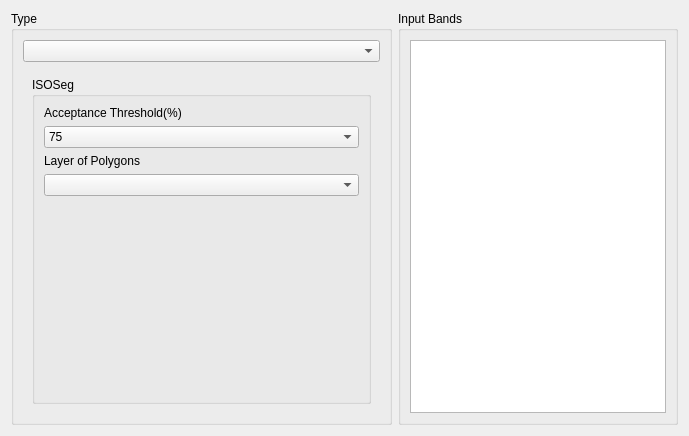
claudiobogossian/terralib5, file src/terralib/qt/widgets/rp/ui/ClassifierWizardPageForm.ui: the form before one commit.
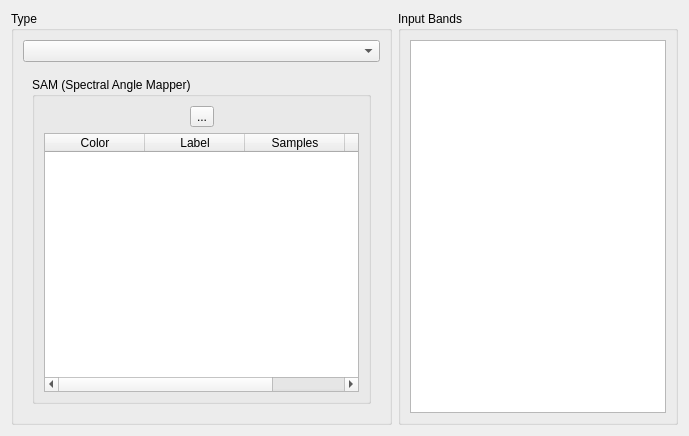
The form after the commit. The open tabs and pages were chosen to show the change.

```diff
--- a/src/terralib/qt/widgets/rp/ui/ClassifierWizardPageForm.ui
+++ b/src/terralib/qt/widgets/rp/ui/ClassifierWizardPageForm.ui
@@ -482,6 +482,86 @@
                 </item>
                </layout>
               </widget>
+              <widget class="QWidget" name="page_5">
+               <layout class="QGridLayout" name="gridLayout_29">
+                <item row="0" column="0">
+                 <widget class="QGroupBox" name="groupBox_7">
+                  <property name="title">
+                   <string>SAM (Spectral Angle Mapper)</string>
+                  </property>
+                  <layout class="QGridLayout" name="gridLayout_27">
+                   <item row="0" column="0">
+                    <layout class="QGridLayout" name="gridLayout_28">
+                     <item row="0" column="0">
+                      <spacer name="horizontalSpacer_3">
+                       <property name="orientation">
+                        <enum>Qt::Horizontal</enum>
+                       </property>
+                       <property name="sizeHint" stdset="0">
+                        <size>
+                         <width>40</width>
+                         <height>20</height>
+                        </size>
+                       </property>
+                      </spacer>
+                     </item>
+                     <item row="0" column="1">
+                      <widget class="QToolButton" name="m_samAcquireToolButton">
+                       <property name="toolTip">
+                        <string>Acquire samples</string>
+                       </property>
+                       <property name="text">
+                        <string>...</string>
+                       </property>
+                       <property name="checkable">
+                        <bool>true</bool>
+                       </property>
+                      </widget>
+                     </item>
+                     <item row="0" column="2">
+                      <spacer name="horizontalSpacer_4">
+                       <property name="orientation">
+                        <enum>Qt::Horizontal</enum>
+                       </property>
+                       <property name="sizeHint" stdset="0">
+                        <size>
+                         <width>40</width>
+                         <height>20</height>
+                        </size>
+                       </property>
+                      </spacer>
+                     </item>
+                     <item row="1" column="0" colspan="3">
+                      <widget class="QTableWidget" name="m_samTableWidget">
+                       <column>
+                        <property name="text">
+                         <string>Color</string>
+                        </property>
+                       </column>
+                       <column>
+                        <property name="text">
+                         <string>Label</string>
+                        </property>
+                       </column>
+                       <column>
+                        <property name="text">
+                         <string>Samples</string>
+                        </property>
+                       </column>
+                       <column>
+                        <property name="text">
+                         <string>Angle (Pi)</string>
+                        </property>
+                       </column>
+                      </widget>
+                     </item>
+                    </layout>
+                   </item>
+                  </layout>
+                 </widget>
+                </item>
+               </layout>
+              </widget>
              </widget>
             </item>
            </layout>
```
Left out of the diff: 4 changed lines with no effect on the pictures.
